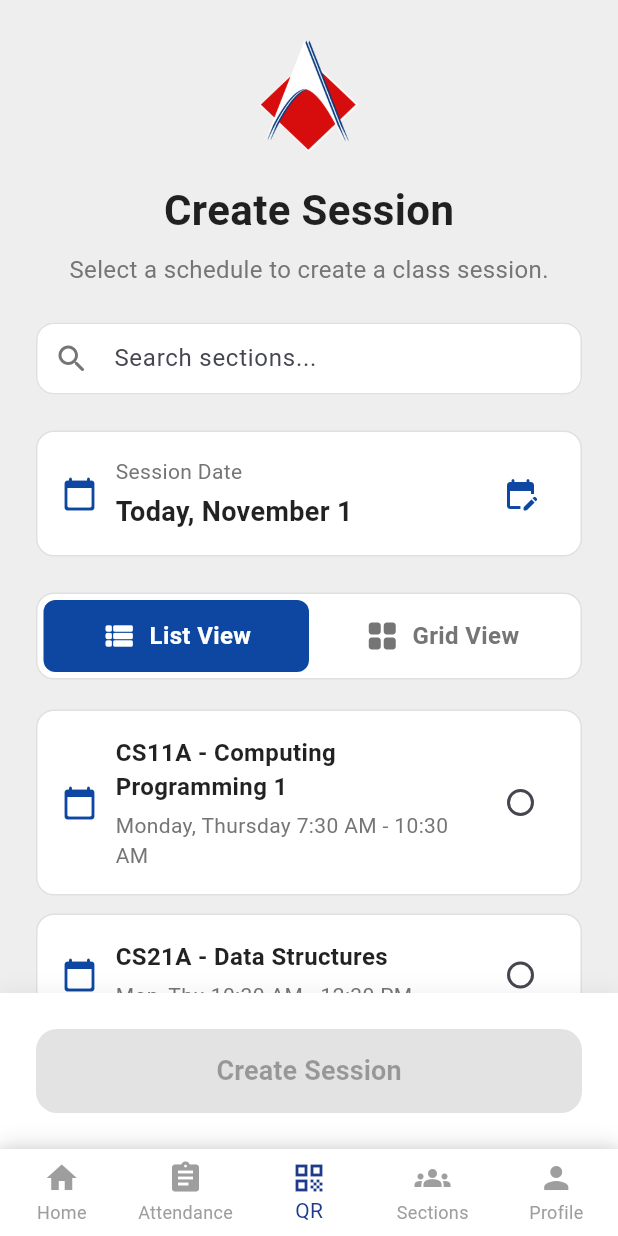
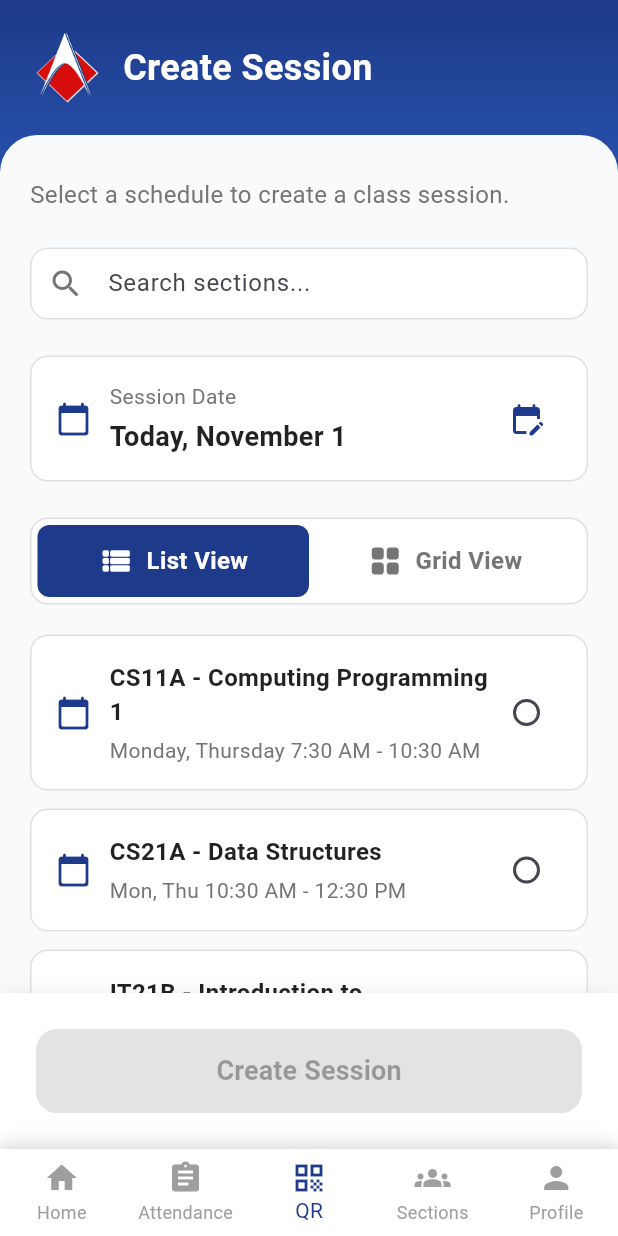
Before and after one commit to CS31A/ams-teacher-mobile, a Flutter app: the QrScreen screen opened directly, on a phone screen of 412 x 824 dp. Run offline on Flutter 3.47's test engine with Material 3 defaults, Android fonts, the phone set to English and light mode, and no system bars; our stand-ins replace qr_flutter, shared_preferences, table_calendar; accounts and stored records are empty.

Commit message:
style: addiang logo every screen of the sessions

```diff
--- a/lib/screens/qr_screen.dart
+++ b/lib/screens/qr_screen.dart
@@ -212,16 +212,76 @@ class _QrScreenState extends State<QrScreen> {
   @override
   Widget build(BuildContext context) {
     return Scaffold(
-      backgroundColor: Colors.grey[200],
-      body: SafeArea(
+      backgroundColor: const Color(0xFFF8FAFC),
+      body: Container(
+        decoration: const BoxDecoration(
+          gradient: LinearGradient(
+            begin: Alignment.topCenter,
+            end: Alignment.bottomCenter,
+            colors: [
+              Color(0xFF1E3A8A), // Deep blue
+              Color(0xFF3B82F6), // Blue
+              Color(0xFF60A5FA), // Light blue
+            ],
+          ),
+        ),
+        child: SafeArea(
+          child: Column(
+            children: [
+              // Header
+              Container(
+                padding: const EdgeInsets.all(20),
+                child: Row(
+                  children: [
+                    // ACLC Logo
+                    Image.asset(
+                      'lib/images/aclc_logo.png',
+                      width: 50,
+                      height: 50,
+                      fit: BoxFit.contain,
+                    ),
+                    const SizedBox(width: 12),
+                    // Create Session Title
+                    const Expanded(
+                      child: Text(
+                        'Create Session',
+                        style: TextStyle(
+                          color: Colors.white,
+                          fontWeight: FontWeight.bold,
+                          fontSize: 24,
+                        ),
+                      ),
+                    ),
+                  ],
+                ),
+              ),
+
+              // Main Content with curved top
+              Expanded(
+                child: Container(
+                  decoration: const BoxDecoration(
+                    color: Color(0xFFF8FAFC),
+                    borderRadius: BorderRadius.only(
+                      topLeft: Radius.circular(25),
+                      topRight: Radius.circular(25),
+                    ),
+                  ),
                   child: Stack(
                     children: [
                       SingleChildScrollView(
-              padding: const EdgeInsets.all(24),
+                        padding: const EdgeInsets.all(20),
                         child: Column(
+                          crossAxisAlignment: CrossAxisAlignment.start,
                           children: [
-                  // Header
-                  _buildHeader(),
+                            const SizedBox(height: 8),
+                            // Subtitle
+                            Text(
+                              'Select a schedule to create a class session.',
+                              style: TextStyle(
+                                fontSize: 16,
+                                color: Colors.grey[600],
+                              ),
+                            ),
                             const SizedBox(height: 24),
 
                             // Search Bar
@@ -246,37 +306,12 @@ class _QrScreenState extends State<QrScreen> {
                     ],
                   ),
                 ),
-      bottomNavigationBar: _buildBottomNav(context),
-    );
-  }
-
-  Widget _buildHeader() {
-    return Column(
-      crossAxisAlignment: CrossAxisAlignment.center,
-      children: [
-        Image.asset(
-          'lib/images/aclc_logo.png',
-          width: 80,
-          height: 80,
               ),
-        const SizedBox(height: 16),
-        const Text(
-          'Create Session',
-          style: TextStyle(
-            fontSize: 28,
-            fontWeight: FontWeight.bold,
-            color: Colors.black87,
+            ],
           ),
         ),
-        const SizedBox(height: 8),
-        Text(
-          'Select a schedule to create a class session.',
-          style: TextStyle(
-            fontSize: 16,
-            color: Colors.grey[600],
       ),
-        ),
-      ],
+      bottomNavigationBar: _buildBottomNav(context),
     );
   }
 
@@ -315,7 +350,7 @@ class _QrScreenState extends State<QrScreen> {
       ),
       child: Row(
         children: [
-          Icon(Icons.calendar_today_rounded, color: Colors.blue[900], size: 24),
+          Icon(Icons.calendar_today_rounded, color: const Color(0xFF1E3A8A), size: 24),
           const SizedBox(width: 12),
           Expanded(
             child: Column(
@@ -341,7 +376,7 @@ class _QrScreenState extends State<QrScreen> {
             ),
           ),
           IconButton(
-            icon: Icon(Icons.edit_calendar_rounded, color: Colors.blue[900]),
+            icon: const Icon(Icons.edit_calendar_rounded, color: Color(0xFF1E3A8A)),
             onPressed: () => _showCalendarModal(context),
           ),
         ],
@@ -369,7 +404,7 @@ class _QrScreenState extends State<QrScreen> {
               child: Container(
                 padding: const EdgeInsets.symmetric(vertical: 12),
                 decoration: BoxDecoration(
-                  color: _viewMode == 'list' ? Colors.blue[900] : Colors.transparent,
+                  color: _viewMode == 'list' ? const Color(0xFF1E3A8A) : Colors.transparent,
                   borderRadius: BorderRadius.circular(8),
                 ),
                 child: Row(
@@ -403,7 +438,7 @@ class _QrScreenState extends State<QrScreen> {
               child: Container(
                 padding: const EdgeInsets.symmetric(vertical: 12),
                 decoration: BoxDecoration(
-                  color: _viewMode == 'grid' ? Colors.blue[900] : Colors.transparent,
+                  color: _viewMode == 'grid' ? const Color(0xFF1E3A8A) : Colors.transparent,
                   borderRadius: BorderRadius.circular(8),
                 ),
                 child: Row(
@@ -449,10 +484,10 @@ class _QrScreenState extends State<QrScreen> {
           final isSelected = _selectedSchedule == '${schedule['code']} - ${schedule['name']}';
           return Container(
             decoration: BoxDecoration(
-              color: isSelected ? Colors.blue[900] : Colors.white,
+              color: isSelected ? const Color(0xFF1E3A8A) : Colors.white,
               borderRadius: BorderRadius.circular(12),
               border: Border.all(
-                color: isSelected ? Colors.blue[900]! : Colors.grey[300]!,
+                color: isSelected ? const Color(0xFF1E3A8A) : Colors.grey[300]!,
                 width: isSelected ? 2 : 1,
               ),
             ),
@@ -473,7 +508,7 @@ class _QrScreenState extends State<QrScreen> {
                       children: [
                         Icon(
                           Icons.calendar_today_rounded,
-                          color: isSelected ? Colors.white : Colors.blue[900],
+                          color: isSelected ? Colors.white : const Color(0xFF1E3A8A),
                           size: 24,
                         ),
                         Container(
@@ -530,7 +565,7 @@ class _QrScreenState extends State<QrScreen> {
               color: Colors.white,
               borderRadius: BorderRadius.circular(12),
               border: Border.all(
-                color: isSelected ? Colors.blue[900]! : Colors.grey[300]!,
+                color: isSelected ? const Color(0xFF1E3A8A) : Colors.grey[300]!,
                 width: isSelected ? 2 : 1,
               ),
             ),
@@ -545,7 +580,7 @@ class _QrScreenState extends State<QrScreen> {
                 padding: const EdgeInsets.all(16),
                 child: Row(
                   children: [
-                    Icon(Icons.calendar_today_rounded, color: Colors.blue[900], size: 24),
+                    const Icon(Icons.calendar_today_rounded, color: Color(0xFF1E3A8A), size: 24),
                     const SizedBox(width: 12),
                     Expanded(
                       child: Column(
@@ -578,7 +613,7 @@ class _QrScreenState extends State<QrScreen> {
                           _selectedSchedule = value;
                         });
                       },
-                      activeColor: Colors.blue[900],
+                      activeColor: const Color(0xFF1E3A8A),
                     ),
                   ],
                 ),
@@ -625,7 +660,7 @@ class _QrScreenState extends State<QrScreen> {
               );
             } : null,
             style: ElevatedButton.styleFrom(
-              backgroundColor: Colors.blue[900],
+              backgroundColor: const Color(0xFF1E3A8A),
               foregroundColor: Colors.white,
               shape: RoundedRectangleBorder(
                 borderRadius: BorderRadius.circular(14),
@@ -1012,7 +1047,7 @@ class _SessionDetailsScreenState extends State<SessionDetailsScreen> {
               Navigator.pop(context);
             },
             style: ElevatedButton.styleFrom(
-              backgroundColor: Colors.blue[900],
+              backgroundColor: const Color(0xFF1E3A8A),
               foregroundColor: Colors.white,
               shape: RoundedRectangleBorder(
                 borderRadius: BorderRadius.circular(8),
@@ -1038,37 +1073,71 @@ class _SessionDetailsScreenState extends State<SessionDetailsScreen> {
   @override
   Widget build(BuildContext context) {
     return Scaffold(
-      backgroundColor: Colors.grey[200],
-      appBar: AppBar(
-        backgroundColor: Colors.transparent,
-        elevation: 0,
-        leading: IconButton(
-          icon: const Icon(Icons.arrow_back, color: Colors.black87),
+      backgroundColor: const Color(0xFFF8FAFC),
+      body: Container(
+        decoration: const BoxDecoration(
+          gradient: LinearGradient(
+            begin: Alignment.topCenter,
+            end: Alignment.bottomCenter,
+            colors: [
+              Color(0xFF1E3A8A), // Deep blue
+              Color(0xFF3B82F6), // Blue
+              Color(0xFF60A5FA), // Light blue
+            ],
+          ),
+        ),
+        child: SafeArea(
+          child: Column(
+            children: [
+              // Header
+              Container(
+                padding: const EdgeInsets.all(20),
+                child: Row(
+                  children: [
+                    // Back Button
+                    IconButton(
+                      icon: const Icon(Icons.arrow_back, color: Colors.white),
                       onPressed: () => Navigator.pop(context),
                     ),
-        title: const Text(
+                    const SizedBox(width: 12),
+                    // ACLC Logo
+                    Image.asset(
+                      'lib/images/aclc_logo.png',
+                      width: 50,
+                      height: 50,
+                      fit: BoxFit.contain,
+                    ),
+                    const SizedBox(width: 12),
+                    // Session Details Title
+                    const Expanded(
+                      child: Text(
                         'Session Details',
                         style: TextStyle(
-            color: Colors.black87,
+                          color: Colors.white,
                           fontWeight: FontWeight.bold,
-            fontSize: 20,
+                          fontSize: 24,
                         ),
                       ),
-        centerTitle: true,
                     ),
-      body: SingleChildScrollView(
+                  ],
+                ),
+              ),
+
+              // Main Content with curved top
+              Expanded(
+                child: Container(
+                  decoration: const BoxDecoration(
+                    color: Color(0xFFF8FAFC),
+                    borderRadius: BorderRadius.only(
+                      topLeft: Radius.circular(25),
+                      topRight: Radius.circular(25),
+                    ),
+                  ),
+                  child: SingleChildScrollView(
                     padding: const EdgeInsets.all(24),
                     child: Column(
                       children: [
-                    // Logo
-                    Center(
-                      child: Image.asset(
-                        'lib/images/aclc_logo.png',
-                        width: 80,
-                        height: 80,
-                      ),
-                    ),
-                    const SizedBox(height: 16),
+                        const SizedBox(height: 8),
 
                         // Course Title
                         Center(
@@ -1088,7 +1157,7 @@ class _SessionDetailsScreenState extends State<SessionDetailsScreen> {
                           icon: Icons.access_time,
                           mainText: widget.scheduleTime,
                           subText: '90 minutes',
-                      iconColor: Colors.blue[900]!,
+                          iconColor: const Color(0xFF1E3A8A),
                         ),
                         const SizedBox(height: 20),
 
@@ -1096,7 +1165,7 @@ class _SessionDetailsScreenState extends State<SessionDetailsScreen> {
                           icon: Icons.location_on,
                           mainText: 'Short Course Laboratory',
                           subText: 'Originally Room 301',
-                      iconColor: Colors.blue[900]!,
+                          iconColor: const Color(0xFF1E3A8A),
                           badge: _hasRoomChanged ? 'Room Changed' : null,
                         ),
                         const SizedBox(height: 20),
@@ -1115,7 +1184,7 @@ class _SessionDetailsScreenState extends State<SessionDetailsScreen> {
                               ? _formatTime(_sessionStartTime!)
                               : 'Not started',
                           subText: 'Session Start Time',
-                      iconColor: Colors.blue[900]!,
+                          iconColor: const Color(0xFF1E3A8A),
                         ),
                         const SizedBox(height: 20),
 
@@ -1123,7 +1192,7 @@ class _SessionDetailsScreenState extends State<SessionDetailsScreen> {
                           icon: Icons.person,
                           mainText: 'Jovelyn Comaingking',
                           subText: 'Instructor',
-                      iconColor: Colors.blue[900]!,
+                          iconColor: const Color(0xFF1E3A8A),
                         ),
 
                         const SizedBox(height: 32),
@@ -1150,7 +1219,7 @@ class _SessionDetailsScreenState extends State<SessionDetailsScreen> {
                               ),
                             ),
                             style: ElevatedButton.styleFrom(
-                          backgroundColor: Colors.blue[900],
+                              backgroundColor: const Color(0xFF1E3A8A),
                               foregroundColor: Colors.white,
                               shape: RoundedRectangleBorder(
                                 borderRadius: BorderRadius.circular(12),
@@ -1186,6 +1255,12 @@ class _SessionDetailsScreenState extends State<SessionDetailsScreen> {
                       ),
                     ),
                       ],
+                    ),
+                  ),
+                ),
+              ),
+            ],
+          ),
         ),
       ),
     );
```
Lines whose indentation alone changed are shown as unchanged.
